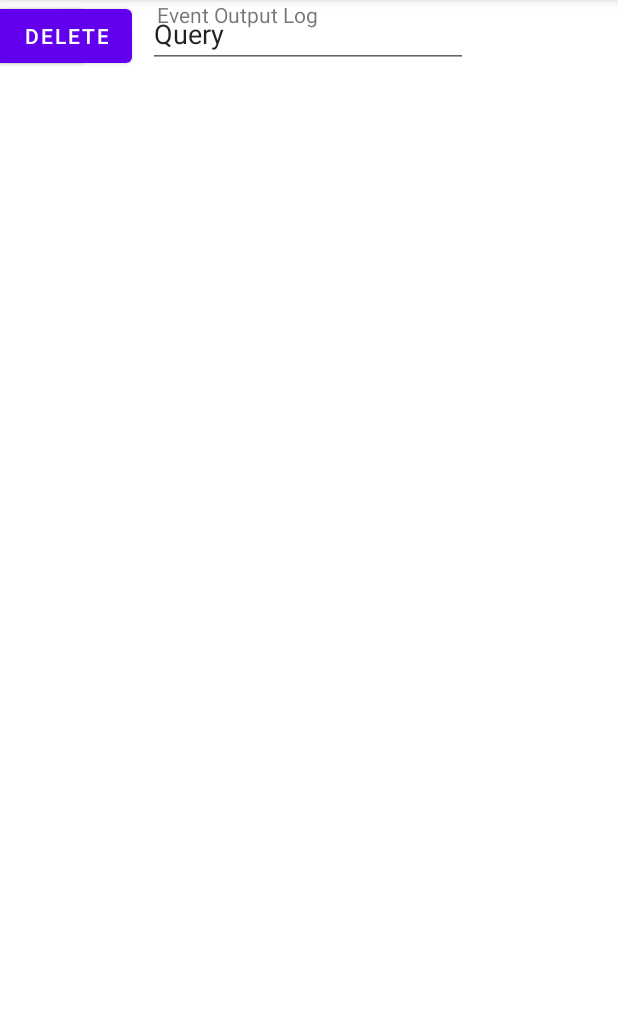
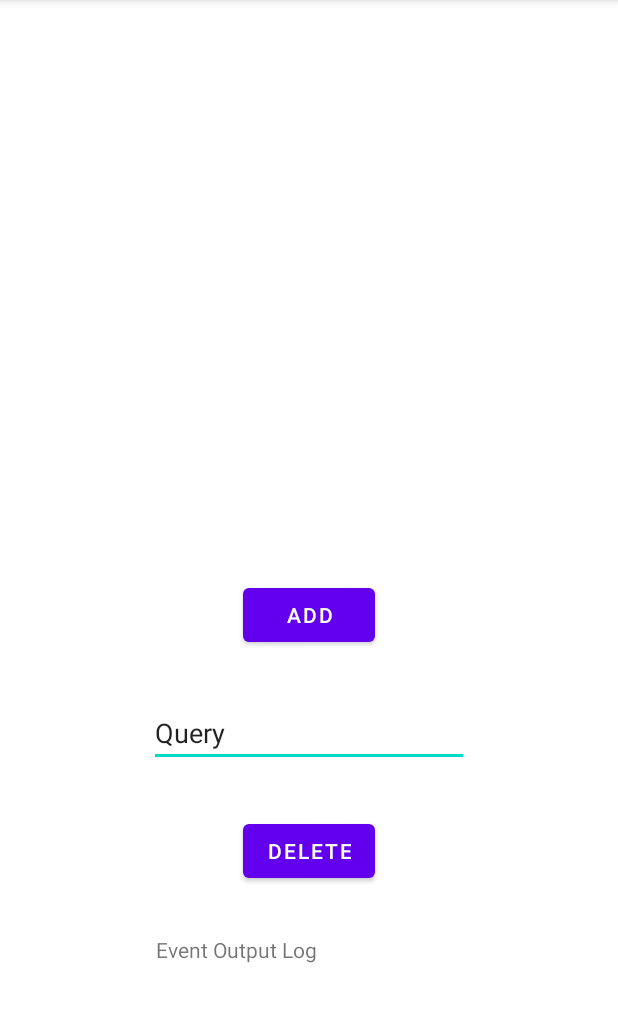
Before and after one commit to TVT20SPO-Ryhma7/Kehittinyt-Android-ohjelmointi, an Android app: the screen it shows after launch (MainActivity), on a phone screen of 412 x 824 dp, the part 84-1106 px from its top. Run offline under Robolectric (Android 15) with nearby library versions, the phone set to English and light mode, and no system bars; our stand-ins replace Room's generated code.

Commit message:
Initial functioning version

```diff
--- a/app/build.gradle
+++ b/app/build.gradle
@@ -1,6 +1,7 @@
 plugins {
     id 'com.android.application'
     id 'kotlin-android'
+    id 'kotlin-kapt'
 }
 
 android {
@@ -34,6 +35,7 @@ android {
 dependencies {
     implementation 'androidx.room:room-runtime:2.4.2'
     annotationProcessor 'androidx.room:room-compiler:2.4.2'
+    kapt('androidx.room:room-compiler:2.4.2')
 
     implementation 'androidx.core:core-ktx:1.7.0'
     implementation 'androidx.appcompat:appcompat:1.4.1'
--- a/app/src/main/java/com/example/roomsqlite/MainActivity.kt
+++ b/app/src/main/java/com/example/roomsqlite/MainActivity.kt
@@ -15,10 +15,13 @@ class MainActivity : AppCompatActivity() {
    // Layout component references
    private lateinit var buttonAdd: Button
    private lateinit var buttonDelete: Button
-   private lateinit var databaseView: RecyclerView
+   private lateinit var databaseView: TextView
    private lateinit var queryField: EditText
    private lateinit var eventOutput: TextView
 
+
+    private lateinit var db: UserDatabase
+    private lateinit var userDao: UserDao
 
     override fun onCreate(savedInstanceState: Bundle?) {
         super.onCreate(savedInstanceState)
@@ -31,27 +34,40 @@ class MainActivity : AppCompatActivity() {
         queryField = findViewById(R.id.editTextDatabaseQuery)
         eventOutput = findViewById(R.id.textViewEventOutput)
 
+        // Initialize SQLITE
+        db = Room.databaseBuilder(
+            applicationContext,
+            UserDatabase::class.java, "TestDB"
+        ).allowMainThreadQueries().build()
+
+        userDao = db.userDao()
 
 
 
-
-        val db = Room.databaseBuilder(
-            applicationContext,
-            UserDatabase::class.java, "TestDB"
-        ).build()
-
-      //  val userDao = db.userDao()
         //val users: List<User> = userDao.getAllUsers()
 
-/*
+
         // Setup listenera
         buttonAdd.setOnClickListener(){
-            userDao.addUser(User(1,queryField.text.toString(),null,null))
+            userDao.addUser(User(queryField.text.toString(),null,null))
             Log.i("DB",userDao.getAllUsers().toString())
+            updateDBView()
         }
         buttonDelete.setOnClickListener(){
+            userDao.deleteUser(userDao.getUsersByName(queryField.text.toString()).first())
+            Log.i("DB","User "+ queryField.text.toString())
+            updateDBView()
+        }
 
+    }
+
+    private fun updateDBView(){
+        var dbText: String = ""
+        userDao.getAllUsers().forEach(){
+            dbText += it.firstName + " "+ it.lastName +"\n"
         }
-        */
+
+        databaseView.text = dbText
     }
+
 }
--- a/app/src/main/java/com/example/roomsqlite/User.kt
+++ b/app/src/main/java/com/example/roomsqlite/User.kt
@@ -2,16 +2,19 @@ package com.example.roomsqlite
 
 import androidx.room.Entity
 import androidx.room.PrimaryKey
+import kotlin.random.Random
 
 // Oletuksena tietokannan taulun nimeksi tulee luokan nimi eli tässä tapauksessa User
 // Jos taulun nimen haluaa määrittää itse, lisätään annotaation perään: @Entity(tableName = "customUser")
 @Entity
 data class User(
     // Määritellään pääavaimellinen kenttä, jonka Room-kirjasto määrittelee automaattisesti
-    @PrimaryKey(autoGenerate = true)
-    val id: Int,
+
     val firstName: String?,
     // Jos kentän nimen haluaa määrittää itse, lisätään annotaatio: @ColumnInfo(name = "customName")
     val lastName: String?,
     val age: Int?
-    )
+    ){
+    @PrimaryKey(autoGenerate = true)
+    var id: Int = 0
+}
--- a/app/src/main/java/com/example/roomsqlite/UserDao.kt
+++ b/app/src/main/java/com/example/roomsqlite/UserDao.kt
@@ -22,6 +22,6 @@ interface UserDao {
 
 
     // Esimerkki käännösaikaisesta kyselyn tarkistuksesta:
-    @Query("SELECT * FROM userss")
-    fun getAll(): List<User>
+    //@Query("SELECT * FROM userss")
+    //fun getAll(): List<User>
 }
--- a/app/src/main/res/layout/activity_main.xml
+++ b/app/src/main/res/layout/activity_main.xml
@@ -6,7 +6,15 @@
     android:layout_height="match_parent"
     tools:context=".MainActivity">
 
-    <androidx.recyclerview.widget.RecyclerView
+    <LinearLayout
+        android:layout_width="match_parent"
+        android:layout_height="wrap_content"
+        android:orientation="vertical"
+        app:layout_constraintBaseline_toTopOf="parent"
+        android:gravity="center"
+        android:padding="16dp"
+        >
+        <TextView
             android:id="@+id/databaseView"
             android:layout_width="409dp"
             android:layout_height="354dp"
@@ -19,10 +27,8 @@
             android:layout_width="wrap_content"
             android:layout_height="wrap_content"
             android:text="Add"
-        app:layout_constraintEnd_toStartOf="@+id/buttonDelete"
-        app:layout_constraintHorizontal_bias="0.352"
-        app:layout_constraintStart_toStartOf="parent"
-        tools:layout_editor_absoluteY="453dp" />
+            android:layout_margin="16dp"
+            />
 
         <EditText
             android:id="@+id/editTextDatabaseQuery"
@@ -31,26 +37,27 @@
             android:ems="10"
             android:inputType="textPersonName"
             android:text="Query"
-        app:layout_constraintEnd_toEndOf="parent"
-        app:layout_constraintHorizontal_bias="0.497"
-        app:layout_constraintStart_toStartOf="parent"
-        tools:layout_editor_absoluteY="384dp" />
+            android:layout_margin="16dp"
+          />
 
         <Button
             android:id="@+id/buttonDelete"
             android:layout_width="wrap_content"
             android:layout_height="wrap_content"
             android:text="Delete"
-        tools:layout_editor_absoluteX="238dp"
-        tools:layout_editor_absoluteY="453dp" />
+            android:layout_margin="16dp"
+   />
 
         <TextView
             android:id="@+id/textViewEventOutput"
             android:layout_width="203dp"
             android:layout_height="43dp"
             android:text="Event Output Log"
-        app:layout_constraintEnd_toEndOf="parent"
-        app:layout_constraintStart_toStartOf="parent"
-        tools:layout_editor_absoluteY="552dp" />
+            android:layout_margin="16dp"
+     />
+
+    </LinearLayout>
+
+
 
 </androidx.constraintlayout.widget.ConstraintLayout>
```
Lines whose indentation alone changed are shown as unchanged.
